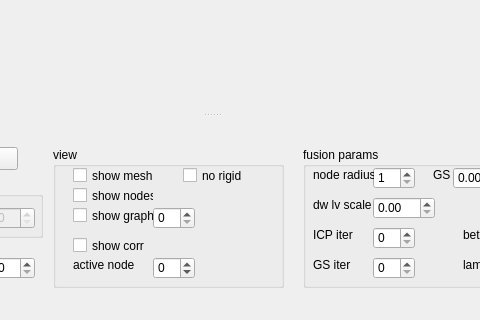
First picture: the form in dynamicfusionui.ui, repository dolphin-li/DynamicFusion, before the edit; both pictures show x 427 to 907 and y 549 to 869 of the 1278 by 869 pixel window.
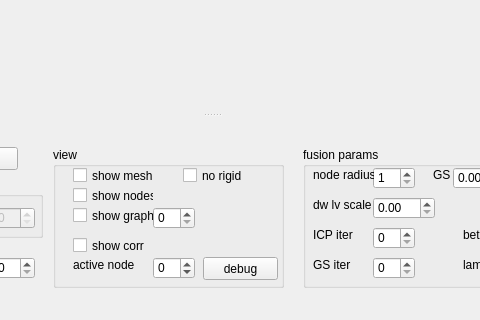
Second picture: the form after the edit. Custom widgets are drawn as their Qt base class.

Commit message: ui update: 1. mirror param added. 2. debug button added.

The edit to the form file:
```diff
--- a/dynamicfusionui.ui
+++ b/dynamicfusionui.ui
@@ -391,6 +391,19 @@
        <string>no rigid</string>
       </property>
      </widget>
+     <widget class="QPushButton" name="pbDebug">
+      <property name="geometry">
+       <rect>
+        <x>150</x>
+        <y>110</y>
+        <width>75</width>
+        <height>23</height>
+       </rect>
+      </property>
+      <property name="text">
+       <string>debug</string>
+      </property>
+     </widget>
     </widget>
     <widget class="QGroupBox" name="groupBox_7">
      <property name="geometry">
```
The commit also changes 10 other files.
